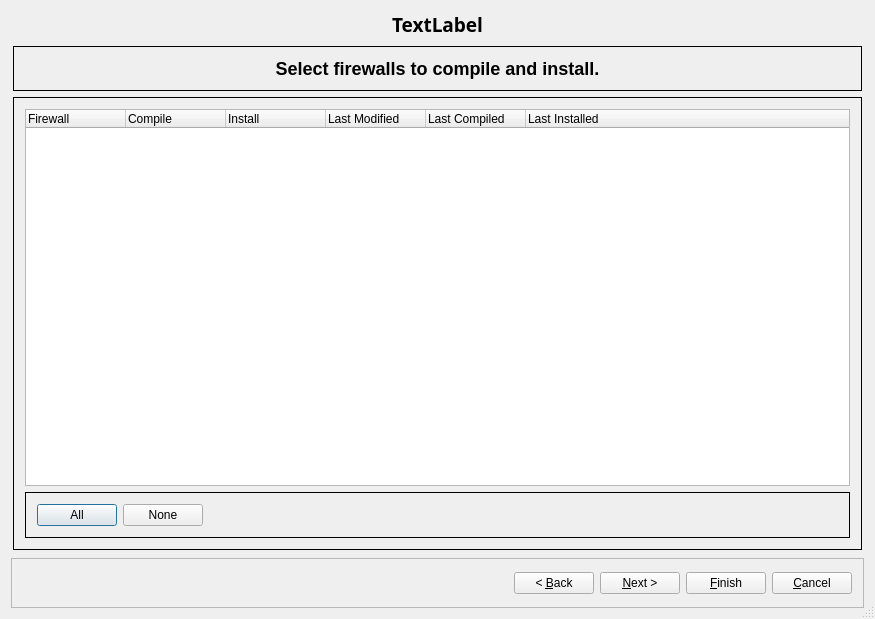
First picture: the form in src/gui/instdialog_q.ui, repository fwbuilder/fwbuilder, before the edit.
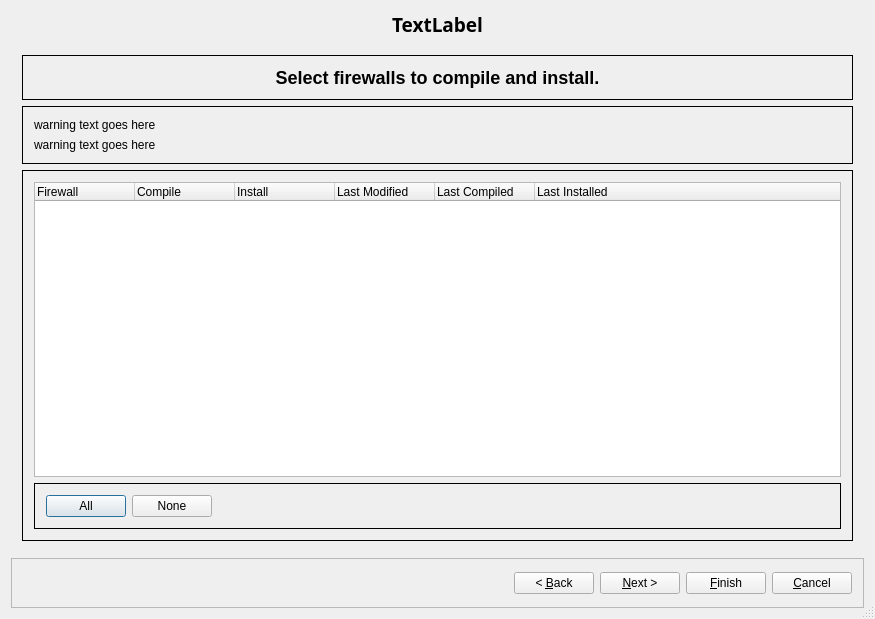
Second picture: the form after the edit. The open tabs and pages were chosen to show the change.

Commit message: fixed #1305 "Compilation of cluster firewall". when user tries to compile a firewall object that is also a cluster member, but did not request compilation of the cluster, a warning should be presented.

The edit to the form file:
```diff
--- a/src/gui/instdialog_q.ui
+++ b/src/gui/instdialog_q.ui
@@ -71,19 +71,13 @@
       <property name="layoutDirection" >
        <enum>Qt::LeftToRight</enum>
       </property>
-      <layout class="QGridLayout" >
-       <property name="margin" >
-        <number>0</number>
-       </property>
-       <item row="0" column="0" >
-        <layout class="QVBoxLayout" >
-         <property name="margin" >
-          <number>2</number>
-         </property>
+      <layout class="QGridLayout" name="gridLayout_5">
+       <item row="0" column="0">
+        <layout class="QVBoxLayout" name="verticalLayout">
          <item>
-          <widget class="QFrame" name="frame10" >
-           <property name="sizePolicy" >
-            <sizepolicy vsizetype="Preferred" hsizetype="MinimumExpanding" >
+          <widget class="QFrame" name="frame10">
+           <property name="sizePolicy">
+            <sizepolicy hsizetype="MinimumExpanding" vsizetype="Preferred">
              <horstretch>0</horstretch>
              <verstretch>0</verstretch>
             </sizepolicy>
@@ -94,14 +88,14 @@
            <property name="frameShadow" >
             <enum>QFrame::Plain</enum>
            </property>
-           <layout class="QHBoxLayout" >
-            <property name="margin" >
+           <layout class="QHBoxLayout">
+            <property name="margin">
              <number>11</number>
             </property>
             <item>
-             <widget class="QLabel" name="selectInfoLabel" >
-              <property name="text" >
-               <string>&lt;p align="center">&lt;b>&lt;font size="+2">Select firewalls to compile and install.&lt;/font>&lt;/b>&lt;/p></string>
+             <widget class="QLabel" name="selectInfoLabel">
+              <property name="text">
+               <string>&lt;p align=&quot;center&quot;&gt;&lt;b&gt;&lt;font size=&quot;+2&quot;&gt;Select firewalls to compile and install.&lt;/font&gt;&lt;/b&gt;&lt;/p&gt;</string>
               </property>
               <property name="wordWrap" >
                <bool>false</bool>
@@ -112,33 +106,74 @@
           </widget>
          </item>
          <item>
-          <widget class="QFrame" name="frame12" >
-           <property name="sizePolicy" >
-            <sizepolicy vsizetype="MinimumExpanding" hsizetype="MinimumExpanding" >
+          <widget class="QFrame" name="warning_space">
+           <property name="enabled">
+            <bool>true</bool>
+           </property>
+           <property name="sizePolicy">
+            <sizepolicy hsizetype="MinimumExpanding" vsizetype="Preferred">
              <horstretch>0</horstretch>
              <verstretch>0</verstretch>
             </sizepolicy>
            </property>
-           <property name="frameShape" >
+           <property name="frameShape">
             <enum>QFrame::Box</enum>
            </property>
-           <property name="frameShadow" >
+           <property name="frameShadow">
             <enum>QFrame::Plain</enum>
            </property>
-           <layout class="QGridLayout" name="gridLayout" >
-            <item row="1" column="0" >
-             <widget class="QFrame" name="frame14" >
-              <property name="frameShape" >
+           <layout class="QGridLayout" name="gridLayout_6">
+            <item row="0" column="0">
+             <widget class="QLabel" name="warning_message_1">
+              <property name="text">
+               <string>warning text goes here</string>
+              </property>
+              <property name="wordWrap">
+               <bool>true</bool>
+              </property>
+             </widget>
+            </item>
+            <item row="1" column="0">
+             <widget class="QLabel" name="warning_message_2">
+              <property name="text">
+               <string>warning text goes here</string>
+              </property>
+              <property name="wordWrap">
+               <bool>true</bool>
+              </property>
+             </widget>
+            </item>
+           </layout>
+          </widget>
+         </item>
+         <item>
+          <widget class="QFrame" name="frame12">
+           <property name="sizePolicy">
+            <sizepolicy hsizetype="MinimumExpanding" vsizetype="MinimumExpanding">
+             <horstretch>0</horstretch>
+             <verstretch>0</verstretch>
+            </sizepolicy>
+           </property>
+           <property name="frameShape">
+            <enum>QFrame::Box</enum>
+           </property>
+           <property name="frameShadow">
+            <enum>QFrame::Plain</enum>
+           </property>
+           <layout class="QGridLayout" name="gridLayout">
+            <item row="1" column="0">
+             <widget class="QFrame" name="frame14">
+              <property name="frameShape">
                <enum>QFrame::Box</enum>
               </property>
               <property name="frameShadow" >
                <enum>QFrame::Plain</enum>
               </property>
-              <layout class="QGridLayout" >
-               <property name="margin" >
+              <layout class="QGridLayout">
+               <property name="margin">
                 <number>11</number>
                </property>
-               <item row="0" column="2" >
+               <item row="0" column="2">
                 <spacer>
                  <property name="orientation" >
                   <enum>Qt::Horizontal</enum>
@@ -154,16 +189,16 @@
                  </property>
                 </spacer>
                </item>
-               <item row="0" column="0" >
-                <widget class="QPushButton" name="pushButton16" >
-                 <property name="text" >
+               <item row="0" column="0">
+                <widget class="QPushButton" name="pushButton16">
+                 <property name="text">
                   <string>All</string>
                  </property>
                 </widget>
                </item>
-               <item row="0" column="1" >
-                <widget class="QPushButton" name="pushButton17" >
-                 <property name="text" >
+               <item row="0" column="1">
+                <widget class="QPushButton" name="pushButton17">
+                 <property name="text">
                   <string>None</string>
                  </property>
                 </widget>
@@ -604,7 +639,7 @@
    </item>
   </layout>
  </widget>
- <layoutdefault spacing="6" margin="11" />
+ <layoutdefault spacing="6" margin="11"/>
  <resources/>
  <connections>
   <connection>
```
Left out of the diff: 357 changed lines with no effect on the pictures. The commit also changes 4 other files.
